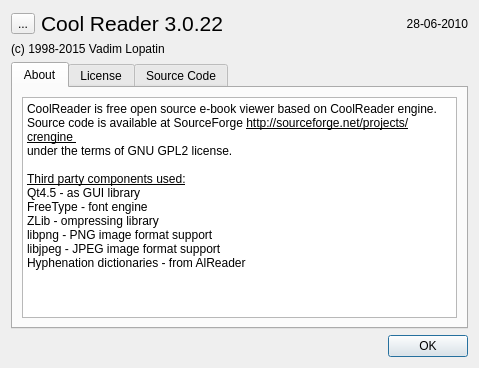
The window that cr3qt/src/aboutdlg.ui (buggins/coolreader) describes before a commit, drawn with Qt 5.
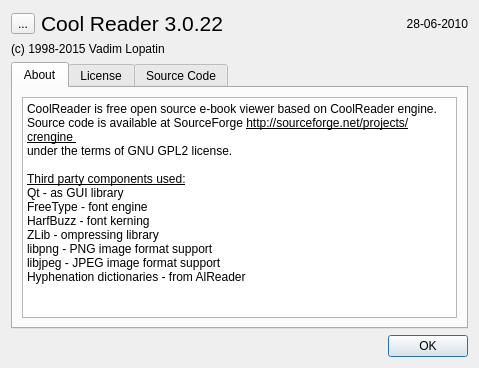
The same window after the commit. Icons and pictures are not drawn.

Commit message: Improved text rendering with kerning.

Diff of the .ui file:
```diff
--- a/cr3qt/src/aboutdlg.ui
+++ b/cr3qt/src/aboutdlg.ui
@@ -79,19 +79,20 @@
             <string>&lt;!DOCTYPE HTML PUBLIC &quot;-//W3C//DTD HTML 4.0//EN&quot; &quot;http://www.w3.org/TR/REC-html40/strict.dtd&quot;&gt;
 &lt;html&gt;&lt;head&gt;&lt;meta name=&quot;qrichtext&quot; content=&quot;1&quot; /&gt;&lt;style type=&quot;text/css&quot;&gt;
 p, li { white-space: pre-wrap; }
-&lt;/style&gt;&lt;/head&gt;&lt;body style=&quot; font-family:'MS Shell Dlg 2'; font-size:8.25pt; font-weight:400; font-style:normal;&quot;&gt;
+&lt;/style&gt;&lt;/head&gt;&lt;body style=&quot; font-family:'Noto Sans'; font-size:10pt; font-weight:400; font-style:normal;&quot;&gt;
 &lt;p style=&quot; margin-top:0px; margin-bottom:0px; margin-left:0px; margin-right:0px; -qt-block-indent:0; text-indent:0px;&quot;&gt;&lt;span style=&quot; font-family:'DejaVu Sans'; font-size:9pt;&quot;&gt;CoolReader is free open source e-book viewer based on CoolReader engine.&lt;/span&gt;&lt;/p&gt;
 &lt;p style=&quot; margin-top:0px; margin-bottom:0px; margin-left:0px; margin-right:0px; -qt-block-indent:0; text-indent:0px;&quot;&gt;&lt;span style=&quot; font-family:'DejaVu Sans'; font-size:9pt;&quot;&gt;Source code is available at SourceForge &lt;/span&gt;&lt;span style=&quot; font-family:'DejaVu Sans'; font-size:9pt; text-decoration: underline;&quot;&gt;http://sourceforge.net/projects/crengine &lt;/span&gt;&lt;/p&gt;
 &lt;p style=&quot; margin-top:0px; margin-bottom:0px; margin-left:0px; margin-right:0px; -qt-block-indent:0; text-indent:0px;&quot;&gt;&lt;span style=&quot; font-family:'DejaVu Sans'; font-size:9pt;&quot;&gt;under the terms of GNU GPL2 license.&lt;/span&gt;&lt;/p&gt;
-&lt;p style=&quot;-qt-paragraph-type:empty; margin-top:0px; margin-bottom:0px; margin-left:0px; margin-right:0px; -qt-block-indent:0; text-indent:0px; font-family:'DejaVu Sans'; font-size:9pt;&quot;&gt;&lt;/p&gt;
+&lt;p style=&quot;-qt-paragraph-type:empty; margin-top:0px; margin-bottom:0px; margin-left:0px; margin-right:0px; -qt-block-indent:0; text-indent:0px; font-family:'DejaVu Sans'; font-size:9pt;&quot;&gt;&lt;br /&gt;&lt;/p&gt;
 &lt;p style=&quot; margin-top:0px; margin-bottom:0px; margin-left:0px; margin-right:0px; -qt-block-indent:0; text-indent:0px;&quot;&gt;&lt;span style=&quot; font-family:'DejaVu Sans'; font-size:9pt; text-decoration: underline;&quot;&gt;Third party components used:&lt;/span&gt;&lt;/p&gt;
-&lt;p style=&quot; margin-top:0px; margin-bottom:0px; margin-left:0px; margin-right:0px; -qt-block-indent:0; text-indent:0px;&quot;&gt;&lt;span style=&quot; font-family:'DejaVu Sans'; font-size:9pt;&quot;&gt;Qt4.5 - as GUI library&lt;/span&gt;&lt;/p&gt;
+&lt;p style=&quot; margin-top:0px; margin-bottom:0px; margin-left:0px; margin-right:0px; -qt-block-indent:0; text-indent:0px;&quot;&gt;&lt;span style=&quot; font-family:'DejaVu Sans'; font-size:9pt;&quot;&gt;Qt - as GUI library&lt;/span&gt;&lt;/p&gt;
 &lt;p style=&quot; margin-top:0px; margin-bottom:0px; margin-left:0px; margin-right:0px; -qt-block-indent:0; text-indent:0px;&quot;&gt;&lt;span style=&quot; font-family:'DejaVu Sans'; font-size:9pt;&quot;&gt;FreeType - font engine&lt;/span&gt;&lt;/p&gt;
+&lt;p style=&quot; margin-top:0px; margin-bottom:0px; margin-left:0px; margin-right:0px; -qt-block-indent:0; text-indent:0px;&quot;&gt;&lt;span style=&quot; font-family:'DejaVu Sans'; font-size:9pt;&quot;&gt;HarfBuzz - font kerning&lt;/span&gt;&lt;/p&gt;
 &lt;p style=&quot; margin-top:0px; margin-bottom:0px; margin-left:0px; margin-right:0px; -qt-block-indent:0; text-indent:0px;&quot;&gt;&lt;span style=&quot; font-family:'DejaVu Sans'; font-size:9pt;&quot;&gt;ZLib - ompressing library&lt;/span&gt;&lt;/p&gt;
 &lt;p style=&quot; margin-top:0px; margin-bottom:0px; margin-left:0px; margin-right:0px; -qt-block-indent:0; text-indent:0px;&quot;&gt;&lt;span style=&quot; font-family:'DejaVu Sans'; font-size:9pt;&quot;&gt;libpng - PNG image format support&lt;/span&gt;&lt;/p&gt;
 &lt;p style=&quot; margin-top:0px; margin-bottom:0px; margin-left:0px; margin-right:0px; -qt-block-indent:0; text-indent:0px;&quot;&gt;&lt;span style=&quot; font-family:'DejaVu Sans'; font-size:9pt;&quot;&gt;libjpeg - JPEG image format support&lt;/span&gt;&lt;/p&gt;
 &lt;p style=&quot; margin-top:0px; margin-bottom:0px; margin-left:0px; margin-right:0px; -qt-block-indent:0; text-indent:0px;&quot;&gt;&lt;span style=&quot; font-family:'DejaVu Sans'; font-size:9pt;&quot;&gt;Hyphenation dictionaries - from AlReader&lt;/span&gt;&lt;/p&gt;
-&lt;p style=&quot;-qt-paragraph-type:empty; margin-top:0px; margin-bottom:0px; margin-left:0px; margin-right:0px; -qt-block-indent:0; text-indent:0px; font-family:'DejaVu Sans'; font-size:9pt;&quot;&gt;&lt;/p&gt;&lt;/body&gt;&lt;/html&gt;</string>
+&lt;p style=&quot;-qt-paragraph-type:empty; margin-top:0px; margin-bottom:0px; margin-left:0px; margin-right:0px; -qt-block-indent:0; text-indent:0px; font-family:'DejaVu Sans'; font-size:9pt;&quot;&gt;&lt;br /&gt;&lt;/p&gt;&lt;/body&gt;&lt;/html&gt;</string>
            </property>
           </widget>
          </item>
```
The commit also changes 3 other files.
